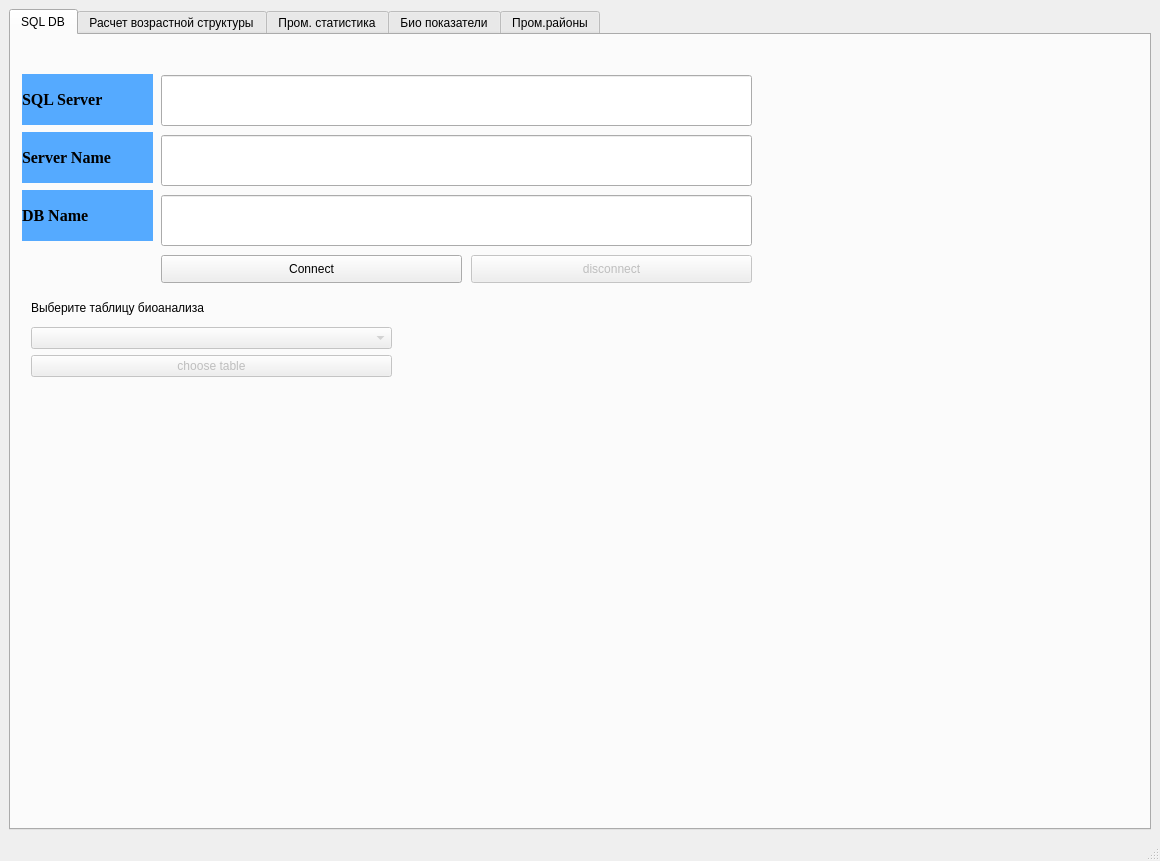
Above: ui_form.ui from DidenkoDmitriy/fish_stock before the change. Below: the same form after it.
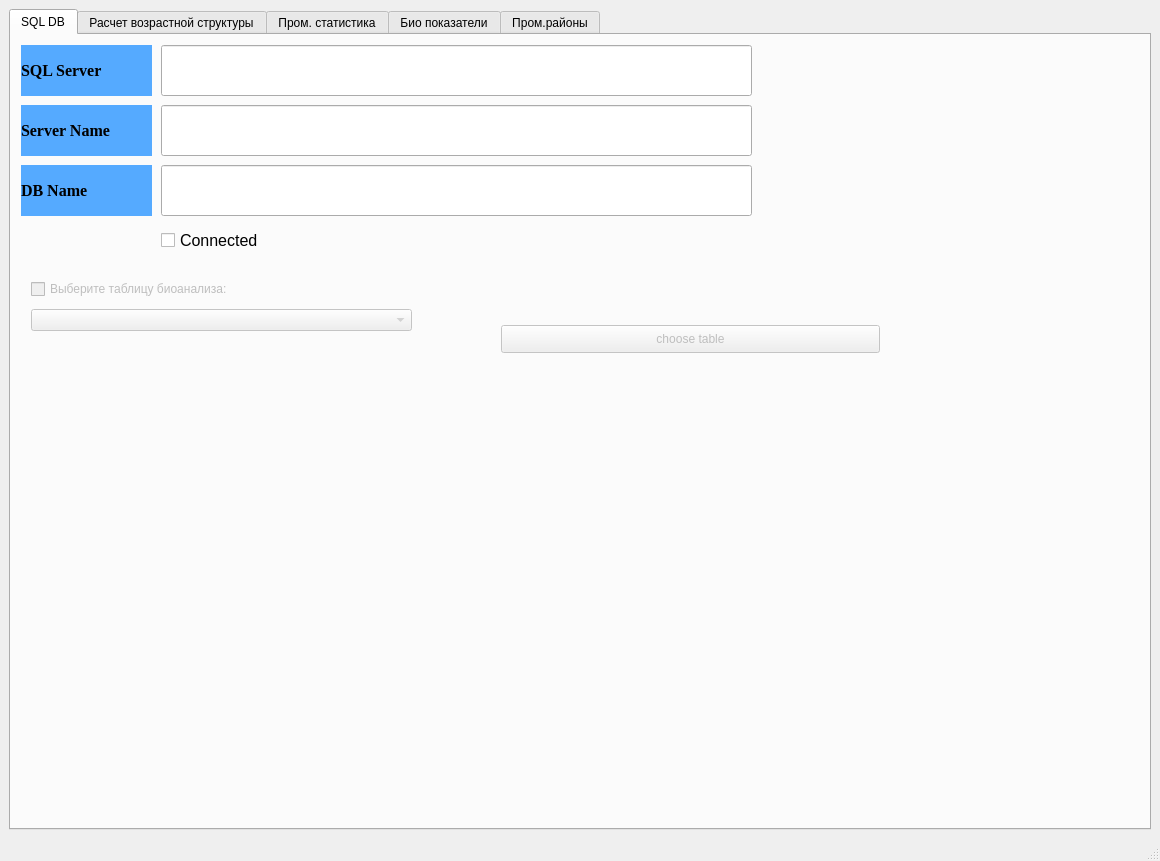
That is the form after the change. The open tabs and pages were chosen to show the change.

```diff
--- a/ui_form.ui
+++ b/ui_form.ui
@@ -17,6 +17,9 @@
    <layout class="QGridLayout" name="gridLayout">
     <item row="0" column="0">
      <widget class="QTabWidget" name="age_structure_calculation">
+      <property name="enabled">
+       <bool>true</bool>
+      </property>
       <property name="currentIndex">
        <number>0</number>
       </property>
@@ -24,24 +27,11 @@
        <attribute name="title">
         <string>SQL DB</string>
        </attribute>
-       <widget class="QPushButton" name="pushButton_Connect_SQL_DB">
-        <property name="geometry">
-         <rect>
-          <x>150</x>
-          <y>220</y>
-          <width>301</width>
-          <height>28</height>
-         </rect>
-        </property>
-        <property name="text">
-         <string>Connect</string>
-        </property>
-       </widget>
        <widget class="QLabel" name="label_DB_Name">
         <property name="geometry">
          <rect>
-          <x>11</x>
-          <y>155</y>
+          <x>10</x>
+          <y>130</y>
           <width>131</width>
           <height>51</height>
          </rect>
@@ -67,8 +57,8 @@
        <widget class="QLabel" name="label_SQL_Server_Name">
         <property name="geometry">
          <rect>
-          <x>11</x>
-          <y>97</y>
+          <x>10</x>
+          <y>70</y>
           <width>131</width>
           <height>51</height>
          </rect>
@@ -94,8 +84,8 @@
        <widget class="QLabel" name="label_SQL_Name">
         <property name="geometry">
          <rect>
-          <x>11</x>
-          <y>39</y>
+          <x>10</x>
+          <y>10</y>
           <width>131</width>
           <height>51</height>
          </rect>
@@ -122,7 +112,7 @@
         <property name="geometry">
          <rect>
           <x>150</x>
-          <y>40</y>
+          <y>10</y>
           <width>591</width>
           <height>51</height>
          </rect>
@@ -132,7 +122,7 @@
         <property name="geometry">
          <rect>
           <x>150</x>
-          <y>100</y>
+          <y>70</y>
           <width>591</width>
           <height>51</height>
          </rect>
@@ -142,7 +132,7 @@
         <property name="geometry">
          <rect>
           <x>150</x>
-          <y>160</y>
+          <y>130</y>
           <width>591</width>
           <height>51</height>
          </rect>
@@ -152,22 +142,19 @@
         <property name="geometry">
          <rect>
           <x>20</x>
-          <y>260</y>
-          <width>361</width>
-          <height>82</height>
+          <y>240</y>
+          <width>381</width>
+          <height>61</height>
          </rect>
         </property>
         <layout class="QVBoxLayout" name="verticalLayout_6">
          <item>
-          <widget class="QLabel" name="label_tab_sql_bioanalis_table_list">
-           <property name="font">
-            <font>
-             <underline>false</underline>
-             <strikeout>false</strikeout>
-            </font>
+          <widget class="QCheckBox" name="checkBox_tab_sql_bioanalis_table_list">
+           <property name="enabled">
+            <bool>false</bool>
            </property>
            <property name="text">
-            <string>Выберите таблицу биоанализа</string>
+            <string>Выберите таблицу биоанализа:</string>
            </property>
           </widget>
          </item>
@@ -178,32 +165,52 @@
            </property>
           </widget>
          </item>
-         <item>
-          <widget class="QPushButton" name="pushButton_sql_bioanalis_choose_table">
-           <property name="enabled">
-            <bool>false</bool>
-           </property>
-           <property name="text">
-            <string>choose table</string>
-           </property>
-          </widget>
-         </item>
         </layout>
        </widget>
-       <widget class="QPushButton" name="btn_DisConnect_SQL_DB">
+       <widget class="QPushButton" name="pushButton_sql_bioanalis_choose_table">
         <property name="enabled">
          <bool>false</bool>
         </property>
         <property name="geometry">
          <rect>
-          <x>460</x>
-          <y>220</y>
-          <width>281</width>
+          <x>490</x>
+          <y>290</y>
+          <width>379</width>
           <height>28</height>
          </rect>
         </property>
         <property name="text">
-         <string>disconnect</string>
+         <string>choose table</string>
+        </property>
+       </widget>
+       <widget class="QCheckBox" name="checkBox_tab_sql_connect_SQL_DB">
+        <property name="enabled">
+         <bool>true</bool>
+        </property>
+        <property name="geometry">
+         <rect>
+          <x>150</x>
+          <y>190</y>
+          <width>150</width>
+          <height>30</height>
+         </rect>
+        </property>
+        <property name="sizePolicy">
+         <sizepolicy hsizetype="Minimum" vsizetype="Minimum">
+          <horstretch>0</horstretch>
+          <verstretch>0</verstretch>
+         </sizepolicy>
+        </property>
+        <property name="font">
+         <font>
+          <pointsize>12</pointsize>
+         </font>
+        </property>
+        <property name="text">
+         <string>Connected</string>
+        </property>
+        <property name="checked">
+         <bool>false</bool>
         </property>
        </widget>
       </widget>
```
Left out of the diff: 44 changed lines with no effect on the pictures.
